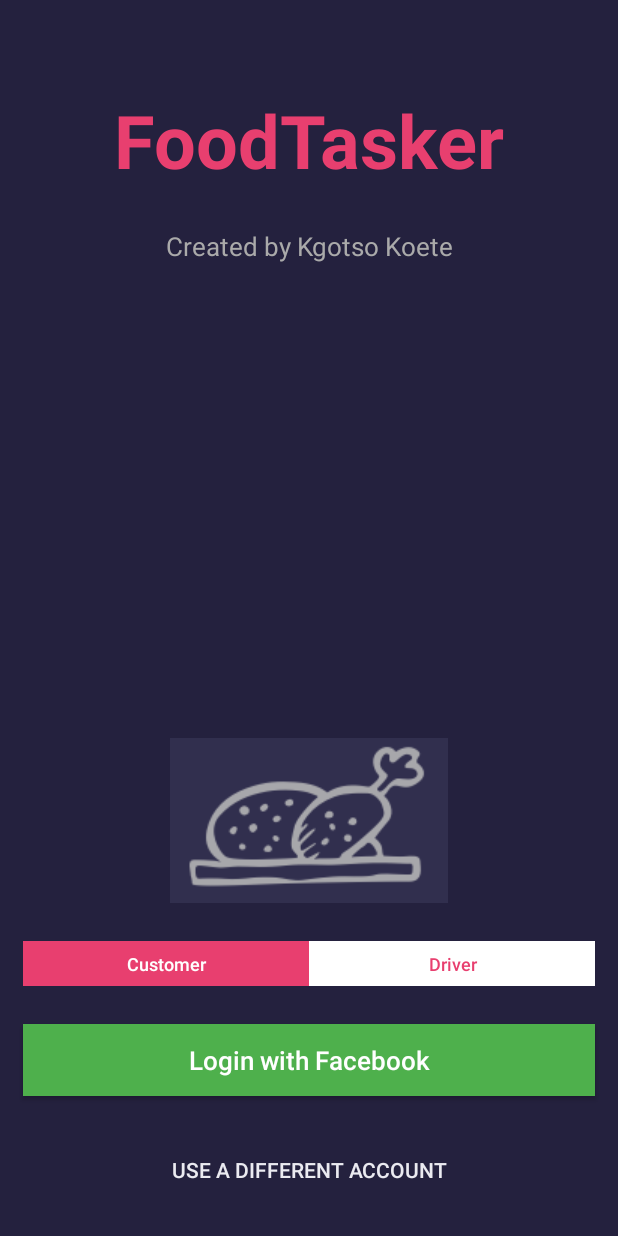
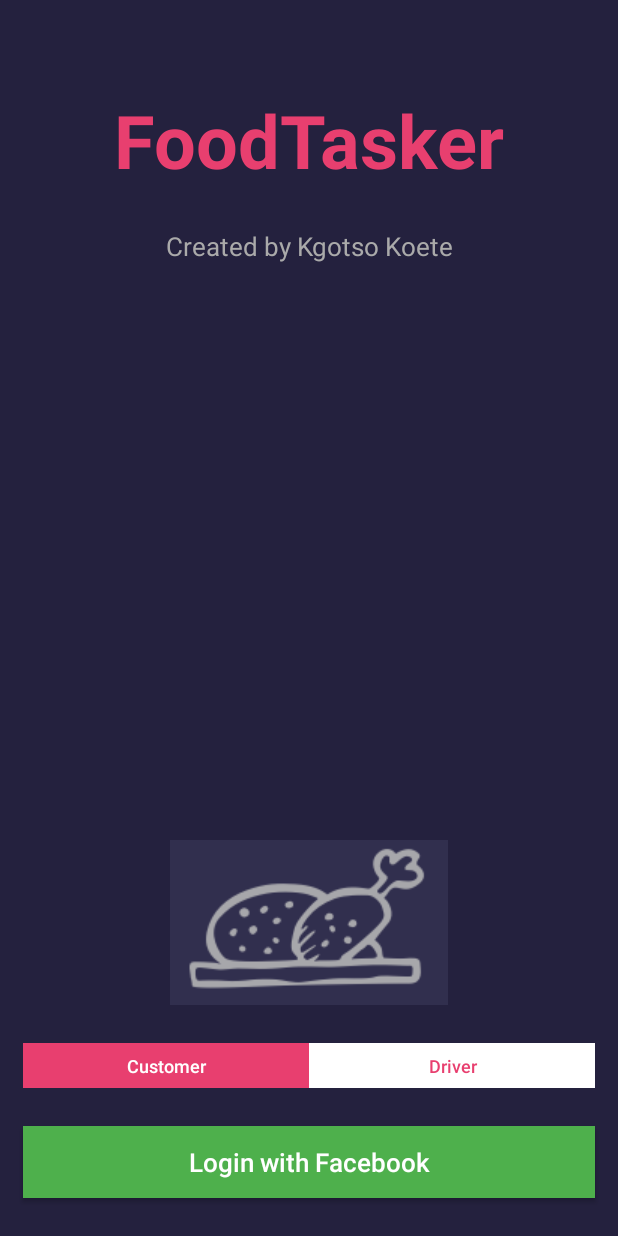
Before and after one commit to Kgotso-Koete/foodTasker-customer-driver-mobile-app, an Android app: the screen it shows after launch (SignInActivity), on a phone screen of 412 x 824 dp. Run offline under Robolectric (Android 15) with nearby library versions, the phone set to English and light mode, and no system bars; our stand-ins replace Volley; libraries missing offline, so code that uses them is left out: com.facebook, com.facebook.login; 3 statements that could not run were skipped.

Commit message:
Add Facebook Logout

```diff
--- a/app/src/main/java/com/example/foodtasker/SignInActivity.java
+++ b/app/src/main/java/com/example/foodtasker/SignInActivity.java
@@ -35,6 +35,7 @@ public class SignInActivity extends AppCompatActivity {
     private Button customerButton, driverButton;
     private CallbackManager callbackManager;
     private SharedPreferences sharedPref;
+    private Button buttonLogin;
 
     @Override
     protected void onCreate(Bundle savedInstanceState) {
@@ -44,7 +45,7 @@ public class SignInActivity extends AppCompatActivity {
         customerButton = (Button) findViewById(R.id.button_customer);
         driverButton = (Button) findViewById(R.id.button_driver);
 
-        // Handle customer button: switch colours when pressed
+        // Handle Customer Button
         customerButton.setOnClickListener(new View.OnClickListener() {
             @Override
             public void onClick(View view) {
@@ -56,7 +57,7 @@ public class SignInActivity extends AppCompatActivity {
             }
         });
 
-        // Handle driver button: switch colours when pressed
+        // Handle Driver Button
         driverButton.setOnClickListener(new View.OnClickListener() {
             @Override
             public void onClick(View view) {
@@ -68,14 +69,15 @@ public class SignInActivity extends AppCompatActivity {
             }
         });
 
-
-        // Handle log in
-        Button buttonLogin = (Button) findViewById(R.id.button_login);
+        // Handle Login Button
+        buttonLogin = (Button) findViewById(R.id.button_login);
         buttonLogin.setOnClickListener(new View.OnClickListener() {
             @Override
             public void onClick(View view) {
 
-                LoginManager.getInstance().logInWithReadPermissions(SignInActivity.this, Arrays.asList("public_profile", "email"));
+                if (AccessToken.getCurrentAccessToken() == null) {
+                    LoginManager.getInstance().logInWithReadPermissions(SignInActivity.this, Arrays.asList("public_profile", "email"));
+                }
 
 //                ColorDrawable customerbuttonColor = (ColorDrawable) customerButton.getBackground();
 //
@@ -93,10 +95,14 @@ public class SignInActivity extends AppCompatActivity {
         callbackManager = CallbackManager.Factory.create();
         sharedPref = getSharedPreferences("MY_KEY", Context.MODE_PRIVATE);
 
+        final Button buttonLogout = (Button) findViewById(R.id.button_logout);
+        buttonLogout.setVisibility(View.GONE);
+
         LoginManager.getInstance().registerCallback(callbackManager,
                 new FacebookCallback<LoginResult>() {
                     @Override
                     public void onSuccess(LoginResult loginResult) {
+                        // App code
                         Log.d("FACEBOOK TOKEN", loginResult.getAccessToken().getToken());
 
                         GraphRequest request = GraphRequest.newMeRequest(
@@ -119,11 +125,10 @@ public class SignInActivity extends AppCompatActivity {
                                             e.printStackTrace();
                                         }
                                         editor.commit();
-
                                     }
                                 });
                         Bundle parameters = new Bundle();
-                        parameters.putString("fields", "id,name,email, picture");
+                        parameters.putString("fields", "id,name,email,picture");
                         request.setParameters(parameters);
                         request.executeAsync();
                     }
@@ -138,11 +143,22 @@ public class SignInActivity extends AppCompatActivity {
                         // App code
                     }
                 });
+
         if (AccessToken.getCurrentAccessToken() != null) {
             Log.d("USER", sharedPref.getAll().toString());
             buttonLogin.setText("Continue as " + sharedPref.getString("email", ""));
+            buttonLogout.setVisibility(View.VISIBLE);
         }
 
+        // Handle Logout button
+        buttonLogout.setOnClickListener(new View.OnClickListener() {
+            @Override
+            public void onClick(View view) {
+                LoginManager.getInstance().logOut();
+                buttonLogin.setText("Login with Facebook");
+                buttonLogout.setVisibility(View.GONE);
+            }
+        });
     }
 
 
```
